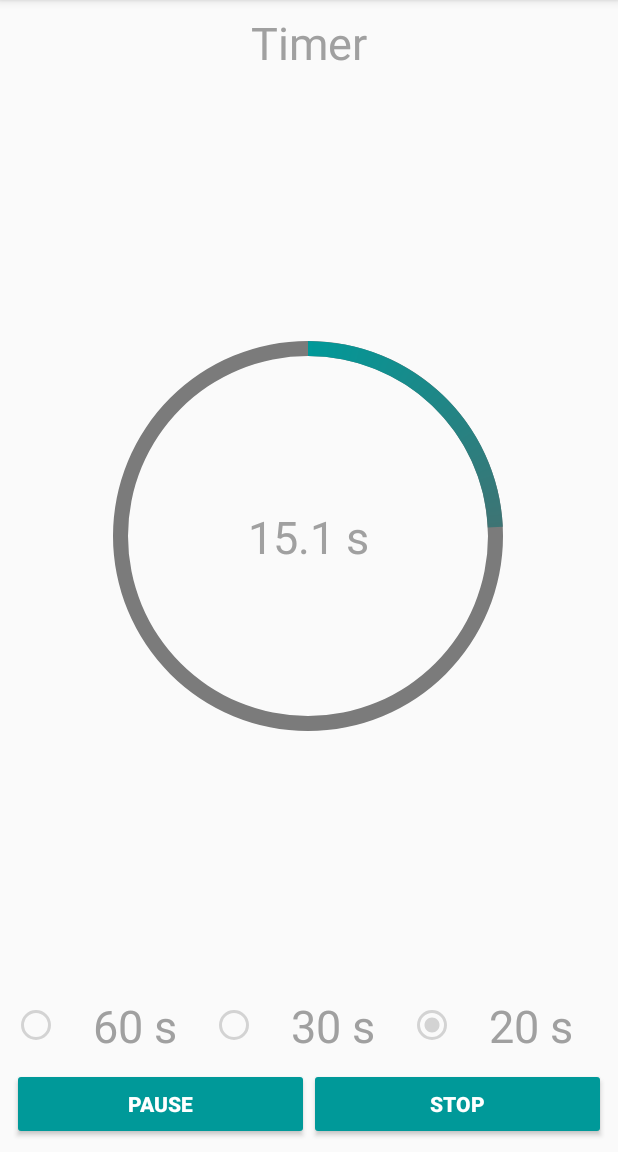
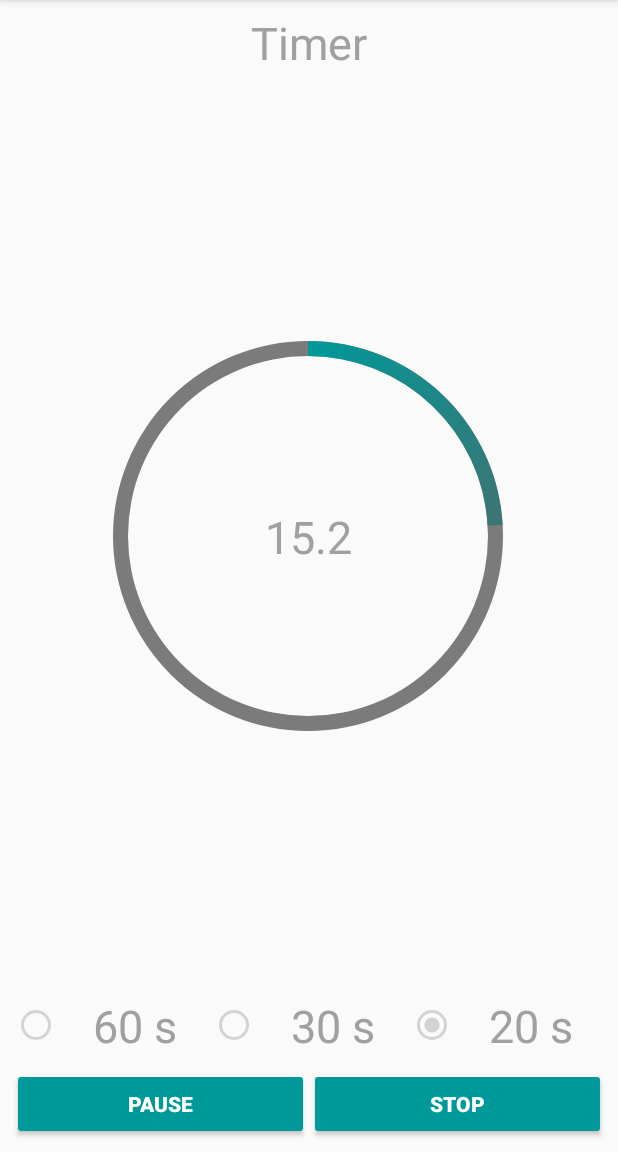
Before and after one commit to vmpay/owlQuiz, an Android app: the screen it shows after launch (MainActivity), in the side drawer, after a tap on "Timer", on a phone screen of 412 x 824 dp, the part 84-1236 px from its top. Run offline under Robolectric (Android 15) with nearby library versions, the phone set to English and light mode, and no system bars; our stand-ins replace data binding; pictures from the network do not load.

Commit message:
Timer ViewModel implementation

```diff
--- a/app/src/main/java/eu/vmpay/owlquiz/AppController.kt
+++ b/app/src/main/java/eu/vmpay/owlquiz/AppController.kt
@@ -1,7 +1,6 @@
 package eu.vmpay.owlquiz
 
 import android.content.Context
-import androidx.room.Room
 import eu.vmpay.owlquiz.activities.account.AccountPresenter
 import eu.vmpay.owlquiz.activities.pref.PrefContract
 import eu.vmpay.owlquiz.activities.pref.PrefPresenter
@@ -11,14 +10,13 @@ import eu.vmpay.owlquiz.repository.AppDatabase
 import eu.vmpay.owlquiz.repository.PlayersRepository
 import eu.vmpay.owlquiz.repository.RatingChgkService
 import eu.vmpay.owlquiz.repository.TeamsRepository
-import eu.vmpay.owlquiz.soundpool.SoundPlayer
 import eu.vmpay.owlquiz.soundpool.SoundPlayerContract
-import eu.vmpay.owlquiz.utils.SharedPreferences
 import eu.vmpay.owlquiz.utils.SharedPreferencesContract
 
 /**
  * Created by Andrew on 30/03/2018.
  */
+@Deprecated("Architecture change to MVVM")
 class AppController {
 
     private val TAG = "AppController"
@@ -67,13 +65,13 @@ class AppController {
     }
 
     private fun buildServices(applicationContext: Context) {
-        soundPlayer = SoundPlayer(applicationContext)
-        retrofit = RatingChgkService.create()
-        appDatabase = Room.databaseBuilder(applicationContext,
-                AppDatabase::class.java, "owl_quiz_database").build()
-        playersRepository = PlayersRepository(retrofit, appDatabase.playerDao())
-        teamsRepository = TeamsRepository(retrofit, appDatabase.teamDao())
-        sharedPreferences = SharedPreferences(applicationContext)
+//        soundPlayer = SoundPlayer(applicationContext)
+//        retrofit = RatingChgkService.create()
+//        appDatabase = Room.databaseBuilder(applicationContext,
+//                AppDatabase::class.java, "owl_quiz_database").build()
+//        playersRepository = PlayersRepository(retrofit, appDatabase.playerDao())
+//        teamsRepository = TeamsRepository(retrofit, appDatabase.teamDao())
+//        sharedPreferences = SharedPreferences(applicationContext)
     }
 
     private fun createPresenters() {
--- a/app/src/main/java/eu/vmpay/owlquiz/QuizApp.kt
+++ b/app/src/main/java/eu/vmpay/owlquiz/QuizApp.kt
@@ -15,7 +15,7 @@ class QuizApp : Application() {
 
         Log.d(TAG, "onCreate")
 
-        AppController.getInstance().setUp(applicationContext)
+//        AppController.getInstance().setUp(applicationContext)
 
     }
 }
--- a/app/src/main/java/eu/vmpay/owlquiz/activities/timer/TimerContract.kt
+++ b/app/src/main/java/eu/vmpay/owlquiz/activities/timer/TimerContract.kt
@@ -6,6 +6,7 @@ import eu.vmpay.owlquiz.BaseView
 /**
  * Created by Andrew on 24/03/2018.
  */
+@Deprecated("Architecture change to MVVM")
 interface TimerContract {
 
     interface View : BaseView<Presenter> {
--- a/app/src/main/java/eu/vmpay/owlquiz/activities/timer/TimerFragment.kt
+++ b/app/src/main/java/eu/vmpay/owlquiz/activities/timer/TimerFragment.kt
@@ -1,103 +1,32 @@
 package eu.vmpay.owlquiz.activities.timer
 
 import android.os.Bundle
-import android.util.Log
 import android.view.LayoutInflater
 import android.view.View
 import android.view.ViewGroup
+import androidx.databinding.DataBindingUtil
 import androidx.fragment.app.Fragment
-import eu.vmpay.owlquiz.AppController
+import androidx.lifecycle.ViewModelProviders
 import eu.vmpay.owlquiz.R
-import eu.vmpay.owlquiz.R.string.*
-import kotlinx.android.synthetic.main.fragment_timer.*
-import kotlinx.android.synthetic.main.fragment_timer.view.*
+import eu.vmpay.owlquiz.databinding.FragmentTimerBinding
+import eu.vmpay.owlquiz.utils.InjectorUtils
 
-/**
- * Created by Andrew on 22/03/2018.
- */
-class TimerFragment : Fragment(), TimerContract.View, View.OnClickListener {
-
-    private val TAG = "TimerFragment"
-
-    lateinit var presenter: TimerContract.Presenter
-
-    override var isActive: Boolean = false
-        get() = isAdded
-
-    override fun onCreateView(inflater: LayoutInflater, container: ViewGroup?, savedInstanceState: Bundle?): View? {
-        val view: View = inflater.inflate(R.layout.fragment_timer, container, false)
-        Log.d(TAG, "onCreateView")
-
-        view.rb20.setOnClickListener(this)
-        view.rb30.setOnClickListener(this)
-        view.rb60.setOnClickListener(this)
-        view.btnStart.setOnClickListener(this)
-        view.btnReset.setOnClickListener(this)
-
-        presenter = AppController.getInstance().timerPresenter
-        presenter.takeView(this)
-
-        return view
+class TimerFragment : Fragment() {
+    override fun onCreateView(
+            inflater: LayoutInflater,
+            container: ViewGroup?,
+            savedInstanceState: Bundle?
+    ): View? {
+        val binding = DataBindingUtil.inflate<FragmentTimerBinding>(layoutInflater, R.layout.fragment_timer, container, false)
+//        val binding = FragmentTimerBinding.inflate(inflater, container, false)
+        subscribeUi(binding)
+        return binding.root
     }
 
-    override fun onPause() {
-        if (presenter.isTimerStarted) {
-            presenter.startTimer()
-            btnStart.text = getString(btn_start)
-        }
-        super.onPause()
-    }
-
-    override fun onClick(view: View) {
-        when (view) {
-            rb60 -> {
-                tvTimer.text = getString(timer_60)
-                presenter.setTimer(60000)
-                progressBar.progress = 0
-                progressBar.max = 60000
-            }
-            rb30 -> {
-                tvTimer.text = getString(timer_30)
-                presenter.setTimer(30000)
-                progressBar.progress = 0
-                progressBar.max = 30000
-            }
-            rb20 -> {
-                tvTimer.text = getString(timer_20)
-                presenter.setTimer(20000)
-                progressBar.progress = 0
-                progressBar.max = 20000
-            }
-            btnStart -> {
-                btnStart.text = if (presenter.isTimerStarted) getString(btn_start) else getString(btn_pause)
-                presenter.startTimer()
-                setEnableRadioButtons(false)
-            }
-            btnReset -> {
-                presenter.resetTimer()
-                progressBar.progress = 0
-                tvTimer.text = "${progressBar.max / 1000} ${getString(units_seconds)}"
-                btnStart.text = getString(btn_start)
-                setEnableRadioButtons(true)
-            }
-        }
-    }
-
-    override fun showProgress(secondsUntilFinished: Int, currentProgress: Int) {
-        progressBar.progress = currentProgress
-        tvTimer.text = "${(secondsUntilFinished / 100) / 10F} ${getString(units_seconds)}"
-    }
-
-    override fun showTimerFinished() {
-        progressBar.progress = progressBar.max
-        tvTimer.text = "0 ${getString(units_seconds)}"
-        btnStart.text = getString(btn_start)
-        setEnableRadioButtons(true)
-    }
-
-    private fun setEnableRadioButtons(enable: Boolean) {
-        rb60.isEnabled = enable
-        rb30.isEnabled = enable
-        rb20.isEnabled = enable
+    private fun subscribeUi(binding: FragmentTimerBinding) {
+        val factory = InjectorUtils.provideTimerViewModelFactory(requireContext())
+        val viewModel = ViewModelProviders.of(this, factory)
+                .get(TimerViewModel::class.java)
+        binding.viewModel = viewModel
     }
 }
--- a/app/src/main/java/eu/vmpay/owlquiz/activities/timer/TimerPresenter.kt
+++ b/app/src/main/java/eu/vmpay/owlquiz/activities/timer/TimerPresenter.kt
@@ -7,6 +7,7 @@ import eu.vmpay.owlquiz.soundpool.SoundPlayerContract
 /**
  * Created by Andrew on 24/03/2018.
  */
+@Deprecated("Architecture change to MVVM")
 class TimerPresenter(private val soundPlayer: SoundPlayerContract) : TimerContract.Presenter {
 
     override var isTimerStarted: Boolean = false
--- /dev/null
+++ b/app/src/main/java/eu/vmpay/owlquiz/activities/timer/TimerViewModel.kt
@@ -0,0 +1,90 @@
+package eu.vmpay.owlquiz.activities.timer
+
+import android.os.CountDownTimer
+import android.util.Log
+import androidx.databinding.ObservableBoolean
+import androidx.databinding.ObservableInt
+import androidx.lifecycle.ViewModel
+import eu.vmpay.owlquiz.soundpool.SoundPlayer
+
+class TimerViewModel(private val soundPlayer: SoundPlayer) : ViewModel() {
+    private val TAG = "TimerViewModel"
+
+    var areRadioButtonsEnabled = ObservableBoolean(true)
+    var millisUntilFinish = ObservableInt(60_000)
+    var currentProgress = ObservableInt(0)
+    var maxProgress = ObservableInt(60_000) // timer length
+    var isStarted = ObservableBoolean(false)
+
+    private val TICK: Long = 20
+    var tenSecondSoundPlayed = false
+    lateinit var timer: CountDownTimer
+
+    fun setTimerLength(millis: Int) {
+        currentProgress.set(0)
+        maxProgress.set(millis)
+        millisUntilFinish.set(millis)
+    }
+
+    fun startTimer() {
+        if (isStarted.get()) {
+            timer.cancel()
+        } else {
+            timer = resetTimerObject()
+            tenSecondSoundPlayed = false
+            timer.start()
+            areRadioButtonsEnabled.set(false)
+
+            // play starting sound
+            if (millisUntilFinish.get() == 0) {
+                soundPlayer.playSound()
+            }
+        }
+        isStarted.set(!isStarted.get())
+    }
+
+    fun resetTimer() {
+        millisUntilFinish.set(maxProgress.get())
+        currentProgress.set(0)
+        isStarted.set(false)
+        timer.cancel()
+        areRadioButtonsEnabled.set(true)
+    }
+
+    fun ifTenSecondsLeft(millisUntilFinished: Long): Boolean {
+        return millisUntilFinished / 1000 == 9L
+    }
+
+    private fun resetTimerObject(): CountDownTimer {
+        return object : CountDownTimer(
+                if (millisUntilFinish.get() == 0) maxProgress.get() + TICK
+                else millisUntilFinish.get().toLong(), TICK) {
+            override fun onTick(millisUntilTimerFinished: Long) {
+                if (millisUntilTimerFinished / (2 * TICK) <= 1L) {
+                    Log.d(TAG, "finished $millisUntilTimerFinished")
+                    millisUntilFinish.set(0)
+                    isStarted.set(false)
+                    currentProgress.set(maxProgress.get())
+                    areRadioButtonsEnabled.set(true)
+                    // btnStart.text = getString(btn_start)
+
+                    // play sound when time is up
+                    soundPlayer.playSound()
+                } else {
+                    Log.d(TAG, "tick $millisUntilTimerFinished")
+                    millisUntilFinish.set(millisUntilTimerFinished.toInt())
+                    currentProgress.set((maxProgress.get() - millisUntilTimerFinished + 2 * TICK).toInt())
+
+                    // play sound when 10 seconds left
+                    if (maxProgress.get() > 30_000 && ifTenSecondsLeft(millisUntilTimerFinished) && !tenSecondSoundPlayed) {
+                        tenSecondSoundPlayed = true
+                        soundPlayer.playSound()
+                    }
+                }
+            }
+
+            override fun onFinish() {
+            }
+        }
+    }
+}
--- /dev/null
+++ b/app/src/main/java/eu/vmpay/owlquiz/activities/timer/TimerViewModelFactory.kt
@@ -0,0 +1,12 @@
+package eu.vmpay.owlquiz.activities.timer
+
+import androidx.lifecycle.ViewModel
+import androidx.lifecycle.ViewModelProvider
+import eu.vmpay.owlquiz.soundpool.SoundPlayer
+
+class TimerViewModelFactory(private val soundPlayer: SoundPlayer) : ViewModelProvider.NewInstanceFactory() {
+    @Suppress("UNCHECKED_CAST")
+    override fun <T : ViewModel> create(modelClass: Class<T>): T {
+        return TimerViewModel(soundPlayer) as T
+    }
+}
--- a/app/src/main/java/eu/vmpay/owlquiz/repository/RatingChgkService.kt
+++ b/app/src/main/java/eu/vmpay/owlquiz/repository/RatingChgkService.kt
@@ -18,8 +18,19 @@ interface RatingChgkService {
     /**
      * Companion object to create the RatingChgkService
      */
-    companion object Factory {
-        fun create(): RatingChgkService {
+    companion object {
+        private const val BASE_URL = "http://rating.chgk.info/"
+        // For Singleton instantiation
+        @Volatile
+        private var instance: RatingChgkService? = null
+
+        fun getInstance(): RatingChgkService {
+            return instance ?: synchronized(this) {
+                instance ?: buildService().also { instance = it }
+            }
+        }
+
+        private fun buildService(): RatingChgkService {
             val interceptor = HttpLoggingInterceptor()
             interceptor.level = HttpLoggingInterceptor.Level.BODY
             val httpClient = OkHttpClient.Builder()
@@ -27,7 +38,7 @@ interface RatingChgkService {
             val retrofit = Retrofit.Builder()
                     .addCallAdapterFactory(RxJava2CallAdapterFactory.create())
                     .addConverterFactory(GsonConverterFactory.create())
-                    .baseUrl("http://rating.chgk.info/")
+                    .baseUrl(BASE_URL)
                     .client(httpClient.build())
                     .build()
 
--- a/app/src/main/java/eu/vmpay/owlquiz/soundpool/SoundPlayer.kt
+++ b/app/src/main/java/eu/vmpay/owlquiz/soundpool/SoundPlayer.kt
@@ -12,7 +12,7 @@ import eu.vmpay.owlquiz.R
 /**
  * Created by Andrew on 02/04/2018.
  */
-class SoundPlayer(private val applicationContext: Context) : SoundPool.OnLoadCompleteListener, SoundPlayerContract {
+class SoundPlayer private constructor(private val applicationContext: Context) : SoundPool.OnLoadCompleteListener, SoundPlayerContract {
 
     private val TAG = "SoundPlayer"
     private val MAX_NUMBER_STREAMS = 1
@@ -30,6 +30,18 @@ class SoundPlayer(private val applicationContext: Context) : SoundPool.OnLoadCom
 
     private var isPlaying = false
     private var isSoundOn: Boolean
+
+    companion object {
+        // For Singleton instantiation
+        @Volatile
+        private var instance: SoundPlayer? = null
+
+        fun getInstance(context: Context): SoundPlayer {
+            return instance ?: synchronized(this) {
+                instance ?: SoundPlayer(context).also { instance = it }
+            }
+        }
+    }
 
     init {
         Log.d(TAG, "init MAX_NUMBER_STREAMS $MAX_NUMBER_STREAMS STREAM_NOTIFICATION ${AudioManager.STREAM_NOTIFICATION} SOURCE_QUALITY $SOURCE_QUALITY")
--- /dev/null
+++ b/app/src/main/java/eu/vmpay/owlquiz/utils/BindingUtilities.kt
@@ -0,0 +1,10 @@
+package eu.vmpay.owlquiz.utils
+
+import android.widget.TextView
+import androidx.databinding.BindingAdapter
+import java.util.*
+
+@BindingAdapter("app:progressTime")
+fun setProgressTime(textView: TextView, millis: Int) {
+    textView.text = java.lang.String.format(Locale.US, "%.1f", millis.toDouble() / 1000)
+}
--- /dev/null
+++ b/app/src/main/java/eu/vmpay/owlquiz/utils/InjectorUtils.kt
@@ -0,0 +1,28 @@
+package eu.vmpay.owlquiz.utils
+
+import android.content.Context
+import eu.vmpay.owlquiz.activities.timer.TimerViewModelFactory
+import eu.vmpay.owlquiz.repository.AppDatabase
+import eu.vmpay.owlquiz.repository.PlayersRepository
+import eu.vmpay.owlquiz.repository.RatingChgkService
+import eu.vmpay.owlquiz.repository.TeamsRepository
+import eu.vmpay.owlquiz.soundpool.SoundPlayer
+
+/**
+ * Static methods used to inject classes needed for various Activities and Fragments.
+ */
+object InjectorUtils {
+    fun getPlayersRepository(context: Context) = PlayersRepository.getInstance(
+            RatingChgkService.getInstance(), AppDatabase.getInstance(context).playerDao())
+
+    fun getTeamRepository(context: Context) = TeamsRepository.getInstance(
+            RatingChgkService.getInstance(), AppDatabase.getInstance(context).teamDao())
+
+    fun getSoundPlayer(context: Context) = SoundPlayer.getInstance(context)
+
+    fun provideTimerViewModelFactory(
+            context: Context
+    ): TimerViewModelFactory {
+        return TimerViewModelFactory(getSoundPlayer(context))
+    }
+}
--- a/app/src/main/res/layout/fragment_timer.xml
+++ b/app/src/main/res/layout/fragment_timer.xml
@@ -1,8 +1,16 @@
 <?xml version="1.0" encoding="utf-8"?>
+<layout xmlns:android="http://schemas.android.com/apk/res/android"
+    xmlns:app="http://schemas.android.com/apk/res-auto"
+    xmlns:tools="http://schemas.android.com/tools">
+
+    <data>
+
+        <variable
+            name="viewModel"
+            type="eu.vmpay.owlquiz.activities.timer.TimerViewModel" />
+    </data>
+
     <androidx.constraintlayout.widget.ConstraintLayout
-	xmlns:android="http://schemas.android.com/apk/res/android"
-	xmlns:app="http://schemas.android.com/apk/res-auto"
-	xmlns:tools="http://schemas.android.com/tools"
         android:layout_width="match_parent"
         android:layout_height="match_parent"
         android:keepScreenOn="true"
@@ -13,9 +21,9 @@
             android:id="@+id/radioGroup"
             android:layout_width="match_parent"
             android:layout_height="wrap_content"
+            android:layout_marginStart="8dp"
+            android:layout_marginEnd="8dp"
             android:layout_marginBottom="8dp"
-		android:layout_marginEnd="8dp"
-		android:layout_marginStart="8dp"
             android:checkedButton="@+id/rb60"
             android:gravity="center_horizontal"
             android:orientation="horizontal"
@@ -23,28 +31,31 @@
             app:layout_constraintBottom_toTopOf="@+id/linearLayout"
             app:layout_constraintEnd_toEndOf="parent"
             app:layout_constraintHorizontal_bias="0.0"
-		app:layout_constraintStart_toStartOf="parent"
-		>
+            app:layout_constraintStart_toStartOf="parent">
 
             <RadioButton
                 android:id="@+id/rb60"
                 style="@style/RadioButton"
                 android:layout_weight="1"
-			android:text="@string/timer_60"
-			/>
+                android:enabled="@{viewModel.areRadioButtonsEnabled}"
+                android:onClick="@{() -> viewModel.setTimerLength(60000)}"
+                android:text="@string/timer_60" />
 
             <RadioButton
                 android:id="@+id/rb30"
                 style="@style/RadioButton"
                 android:layout_weight="1"
-			android:text="@string/timer_30"/>
+                android:enabled="@{viewModel.areRadioButtonsEnabled}"
+                android:onClick="@{() -> viewModel.setTimerLength(30000)}"
+                android:text="@string/timer_30" />
 
             <RadioButton
                 android:id="@+id/rb20"
                 style="@style/RadioButton"
                 android:layout_weight="1"
-			android:text="@string/timer_20"
-			/>
+                android:enabled="@{viewModel.areRadioButtonsEnabled}"
+                android:onClick="@{() -> viewModel.setTimerLength(20000)}"
+                android:text="@string/timer_20" />
 
         </RadioGroup>
 
@@ -53,62 +64,63 @@
             style="@style/CommonText"
             android:layout_width="wrap_content"
             android:layout_height="wrap_content"
-		android:layout_marginBottom="8dp"
-		android:layout_marginEnd="8dp"
             android:layout_marginStart="8dp"
             android:layout_marginTop="8dp"
+            android:layout_marginEnd="8dp"
+            android:layout_marginBottom="8dp"
             android:text="@string/tv_header"
             app:layout_constraintBottom_toBottomOf="parent"
             app:layout_constraintEnd_toEndOf="parent"
             app:layout_constraintStart_toStartOf="parent"
             app:layout_constraintTop_toTopOf="parent"
             app:layout_constraintVertical_bias="0.0"
-		tools:text="Timer"/>
+            tools:text="Timer" />
 
         <ProgressBar
             android:id="@+id/progressBar"
             style="?android:attr/progressBarStyleHorizontal"
             android:layout_width="300dp"
             android:layout_height="300dp"
-		android:layout_marginBottom="8dp"
-		android:layout_marginEnd="8dp"
             android:layout_marginStart="8dp"
             android:layout_marginTop="8dp"
+            android:layout_marginEnd="8dp"
+            android:layout_marginBottom="8dp"
             android:background="@drawable/circle_shape"
             android:indeterminate="false"
-		android:max="60000"
-		android:progress="0"
+            android:max="@{viewModel.maxProgress}"
+            android:progress="@{viewModel.currentProgress}"
             android:progressDrawable="@drawable/circular_progress_bar"
             app:layout_constraintBottom_toBottomOf="@+id/linearLayout"
             app:layout_constraintEnd_toEndOf="parent"
             app:layout_constraintHorizontal_bias="0.494"
             app:layout_constraintStart_toStartOf="parent"
             app:layout_constraintTop_toTopOf="parent"
-		app:layout_constraintVertical_bias="0.449"/>
+            app:layout_constraintVertical_bias="0.449" />
 
         <TextView
             android:id="@+id/tvTimer"
             style="@style/CommonText"
             android:layout_width="wrap_content"
             android:layout_height="wrap_content"
-		android:layout_marginBottom="8dp"
-		android:layout_marginEnd="8dp"
             android:layout_marginStart="8dp"
             android:layout_marginTop="8dp"
-		android:text="@string/timer_60"
+            android:layout_marginEnd="8dp"
+            android:layout_marginBottom="8dp"
+            app:progressTime="@{viewModel.millisUntilFinish}"
             app:layout_constraintBottom_toBottomOf="@+id/progressBar"
             app:layout_constraintEnd_toEndOf="@+id/progressBar"
             app:layout_constraintStart_toStartOf="@+id/progressBar"
             app:layout_constraintTop_toTopOf="@+id/progressBar"
-		tools:text="40 s"/>
+            tools:text="40 s" />
+        <!--android:text="@{viewModel.millisUntilFinish / 1000}"-->
 
         <LinearLayout
             android:id="@+id/linearLayout"
             android:layout_width="match_parent"
             android:layout_height="wrap_content"
+            android:layout_marginStart="8dp"
+            android:layout_marginEnd="8dp"
             android:layout_marginBottom="8dp"
-		android:layout_marginEnd="8dp"
-		android:layout_marginStart="8dp"
             android:gravity="center"
             android:orientation="horizontal"
             app:layout_constraintBottom_toBottomOf="parent"
@@ -121,8 +133,9 @@
                 android:layout_width="wrap_content"
                 android:layout_height="wrap_content"
                 android:layout_weight="1"
-			android:text="@string/btn_start"
-			tools:text="start"/>
+                android:onClick="@{() -> viewModel.startTimer()}"
+                android:text="@{viewModel.isStarted ? @string/btn_pause : @string/btn_start}"
+                tools:text="start" />
 
             <Button
                 android:id="@+id/btnReset"
@@ -130,8 +143,11 @@
                 android:layout_width="wrap_content"
                 android:layout_height="wrap_content"
                 android:layout_weight="1"
+                android:onClick="@{() -> viewModel.resetTimer()}"
                 android:text="@string/btn_stop"
-			tools:text="stop"/>
+                tools:text="stop" />
         </LinearLayout>
 
     </androidx.constraintlayout.widget.ConstraintLayout>
+
+</layout>
```
Also changed, not shown: app/src/main/java/eu/vmpay/owlquiz/activities/timer/TimerFragmentDepr.kt (added, +104 -0 lines), app/src/main/java/eu/vmpay/owlquiz/repository/AppDatabase.kt (+22 -0 lines), app/src/main/java/eu/vmpay/owlquiz/repository/PlayersRepository.kt (+12 -2 lines), app/src/main/java/eu/vmpay/owlquiz/repository/TeamsRepository.kt (+12 -1 lines), app/src/main/java/eu/vmpay/owlquiz/utils/SharedPreferences.kt (+13 -1 lines). Lines whose indentation alone changed are shown as unchanged.
